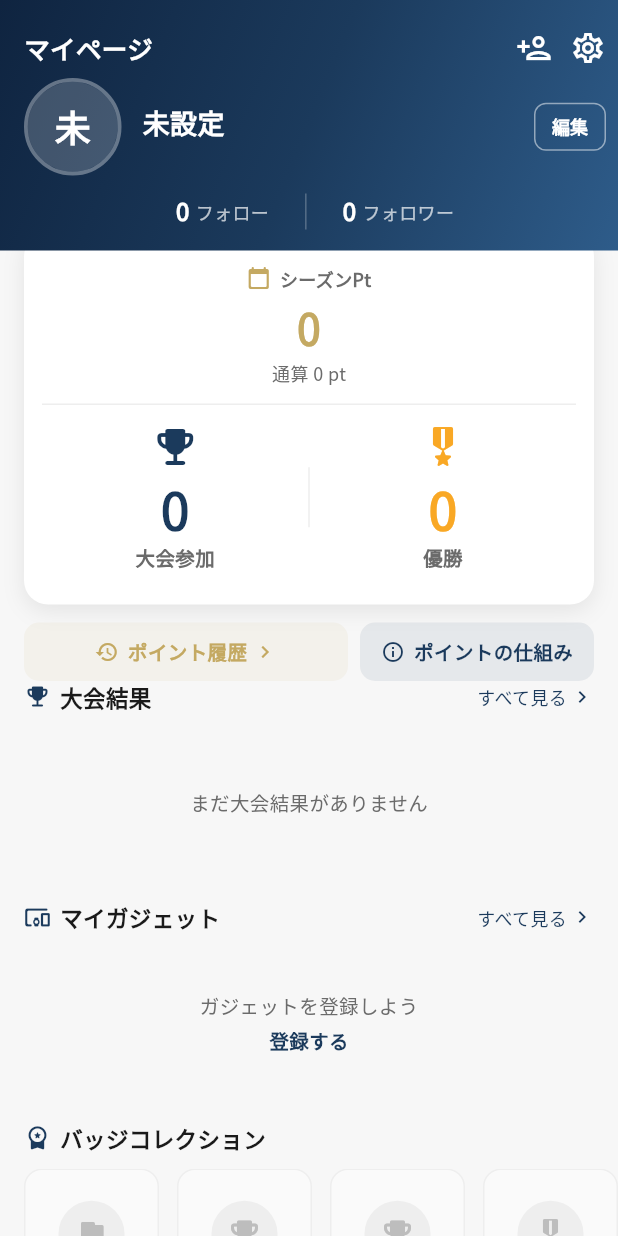
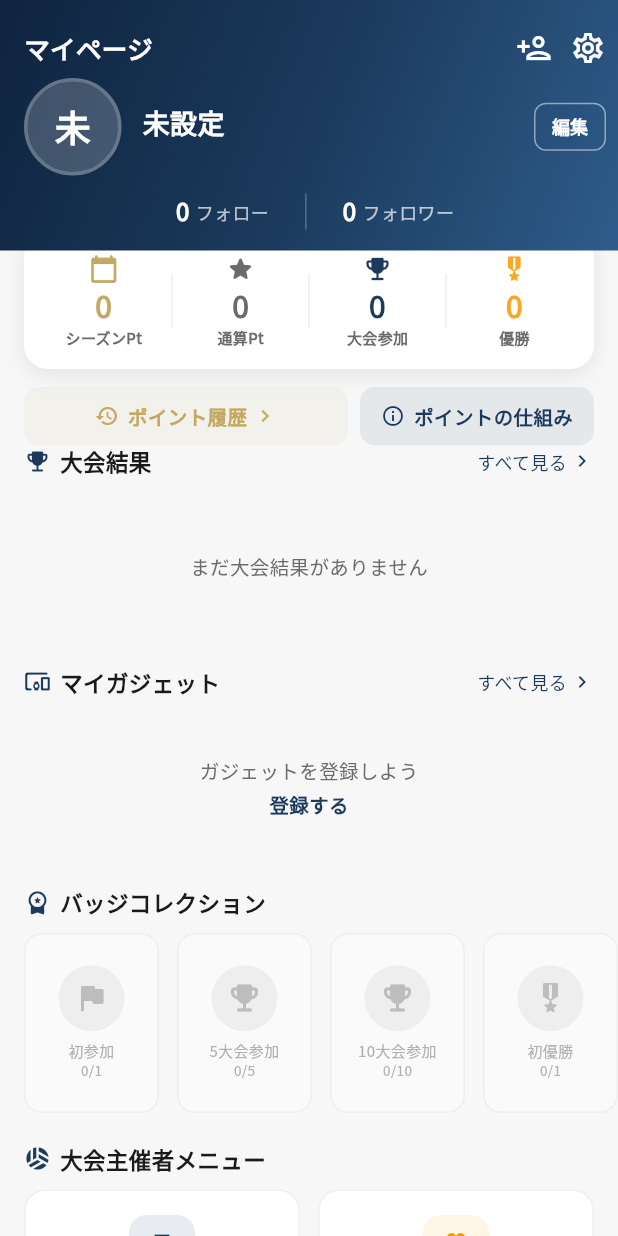
Before and after one commit to sofvo-dev/sofvo, a Flutter app: the MyPageScreen screen opened directly, on a phone screen of 412 x 824 dp. Run offline on Flutter 3.47's test engine with Material 3 defaults, Android fonts, the phone set to English and light mode, and no system bars; our stand-ins replace cached_network_image, cloud_firestore, csv, file_picker, firebase_auth, firebase_core and 12 more; missing offline and left inert: dart:js_interop, mobile_scanner; accounts and stored records are empty; network calls fail.

Commit message:
fix: ダッシュボードをコンパクトな横1行レイアウトに変更
シーズンPt・通算Pt・大会参加・優勝を横並びに配置し、
アイコン・フォントサイズを縮小して省スペース化

https://claude.ai/code/session_013uHfL5YiW17ZAfHMPnwv57

```diff
--- a/lib/screens/profile/my_page_screen.dart
+++ b/lib/screens/profile/my_page_screen.dart
@@ -219,38 +219,21 @@ class MyPageScreen extends StatelessWidget {
                   offset: const Offset(0, -12),
                   child: Container(
                     margin: const EdgeInsets.symmetric(horizontal: 16),
-                    padding: const EdgeInsets.symmetric(vertical: 22, horizontal: 12),
+                    padding: const EdgeInsets.symmetric(vertical: 14, horizontal: 8),
                     decoration: BoxDecoration(
                       color: Colors.white,
                       borderRadius: BorderRadius.circular(16),
                       boxShadow: [BoxShadow(color: Colors.black.withValues(alpha: 0.08), blurRadius: 12, offset: const Offset(0, 4))],
                     ),
-                    child: Column(
+                    child: Row(
                       children: [
-                        // 上段: シーズンPt（大きく目立つ）
-                        Row(
-                          mainAxisAlignment: MainAxisAlignment.center,
-                          children: [
-                            Icon(Icons.calendar_today_rounded, size: 16, color: AppTheme.accentColor),
-                            const SizedBox(width: 6),
-                            Text('シーズンPt', style: TextStyle(fontSize: 12, color: AppTheme.textSecondary, fontWeight: FontWeight.w600)),
-                          ],
-                        ),
-                        const SizedBox(height: 4),
-                        Text('$seasonPoints', style: TextStyle(fontSize: 28, fontWeight: FontWeight.bold, color: AppTheme.accentColor)),
-                        const SizedBox(height: 2),
-                        Text('通算 $totalPoints pt', style: TextStyle(fontSize: 12, color: AppTheme.textSecondary)),
-                        const SizedBox(height: 12),
-                        Divider(height: 1, color: Colors.grey[200]),
-                        const SizedBox(height: 12),
-                        // 下段: 大会参加・優勝
-                        Row(
-                          children: [
-                            Expanded(child: _buildDashboardStat(Icons.emoji_events_rounded, '$tournamentsPlayed', '大会参加', AppTheme.primaryColor)),
-                            Container(width: 1, height: 40, color: Colors.grey[200]),
-                            Expanded(child: _buildDashboardStat(Icons.military_tech_rounded, '$championships', '優勝', AppTheme.warning)),
-                          ],
-                        ),
+                        Expanded(child: _buildDashboardStat(Icons.calendar_today_rounded, '$seasonPoints', 'シーズンPt', AppTheme.accentColor)),
+                        Container(width: 1, height: 36, color: Colors.grey[200]),
+                        Expanded(child: _buildDashboardStat(Icons.star_rounded, '$totalPoints', '通算Pt', AppTheme.textSecondary)),
+                        Container(width: 1, height: 36, color: Colors.grey[200]),
+                        Expanded(child: _buildDashboardStat(Icons.emoji_events_rounded, '$tournamentsPlayed', '大会参加', AppTheme.primaryColor)),
+                        Container(width: 1, height: 36, color: Colors.grey[200]),
+                        Expanded(child: _buildDashboardStat(Icons.military_tech_rounded, '$championships', '優勝', AppTheme.warning)),
                       ],
                     ),
                   ),
@@ -524,11 +507,11 @@ class MyPageScreen extends StatelessWidget {
   Widget _buildDashboardStat(IconData icon, String value, String label, Color color) {
     return Column(
       children: [
-        Icon(icon, color: color, size: 32),
-        const SizedBox(height: 6),
-        Text(value, style: TextStyle(fontSize: 34, fontWeight: FontWeight.w800, color: color, height: 1.1)),
-        const SizedBox(height: 5),
-        Text(label, style: const TextStyle(fontSize: 13, color: AppTheme.textSecondary, fontWeight: FontWeight.w600)),
+        Icon(icon, color: color, size: 20),
+        const SizedBox(height: 4),
+        Text(value, style: TextStyle(fontSize: 20, fontWeight: FontWeight.w800, color: color, height: 1.1)),
+        const SizedBox(height: 3),
+        Text(label, style: const TextStyle(fontSize: 10, color: AppTheme.textSecondary, fontWeight: FontWeight.w600)),
       ],
     );
   }
```
